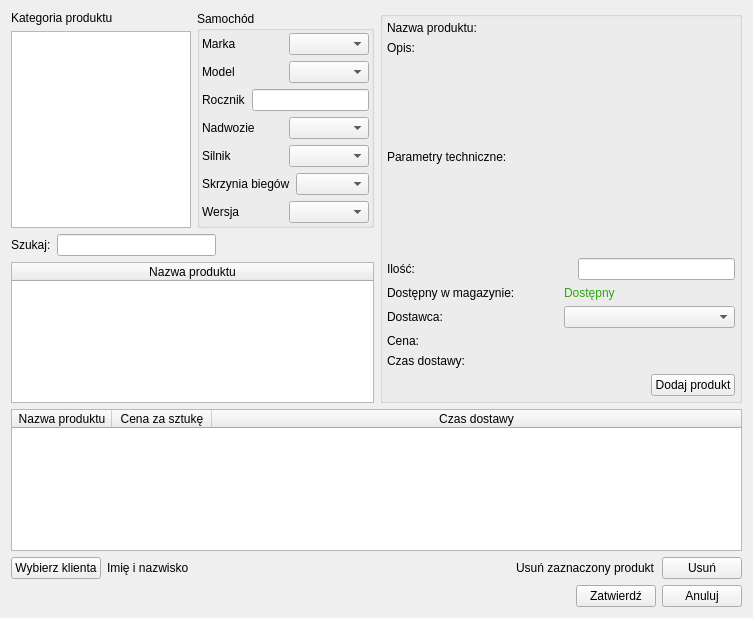
Before: the Qt Designer form sprzedawca_zamowienie.ui in igrek51/psbd_moto_sklep, drawn with Qt 5.
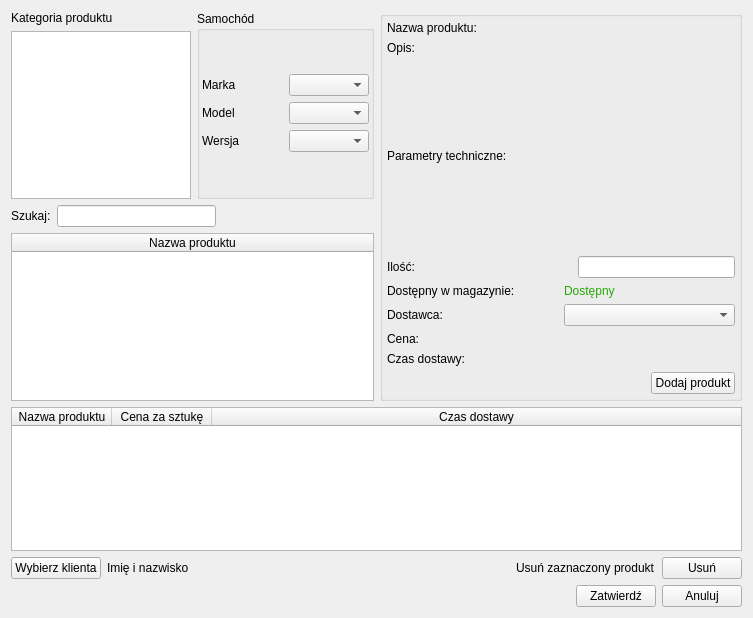
After: the same form once the commit is applied.

Patch:
```diff
--- a/sprzedawca_zamowienie.ui
+++ b/sprzedawca_zamowienie.ui
@@ -31,7 +31,7 @@
              </widget>
             </item>
             <item>
-             <widget class="QListWidget" name="listWidget">
+             <widget class="QListView" name="lv_kategorie">
               <property name="sizePolicy">
                <sizepolicy hsizetype="Fixed" vsizetype="Expanding">
                 <horstretch>0</horstretch>
@@ -105,62 +105,6 @@
                  </item>
                 </layout>
                </item>
-               <item>
-                <layout class="QHBoxLayout" name="horizontalLayout_11">
-                 <item>
-                  <widget class="QLabel" name="label_15">
-                   <property name="text">
-                    <string>Rocznik</string>
-                   </property>
-                  </widget>
-                 </item>
-                 <item>
-                  <widget class="QLineEdit" name="lineEdit_2"/>
-                 </item>
-                </layout>
-               </item>
-               <item>
-                <layout class="QHBoxLayout" name="horizontalLayout_12">
-                 <item>
-                  <widget class="QLabel" name="label_16">
-                   <property name="text">
-                    <string>Nadwozie</string>
-                   </property>
-                  </widget>
-                 </item>
-                 <item>
-                  <widget class="QComboBox" name="comboBox_9"/>
-                 </item>
-                </layout>
-               </item>
-               <item>
-                <layout class="QHBoxLayout" name="horizontalLayout_13">
-                 <item>
-                  <widget class="QLabel" name="label_18">
-                   <property name="text">
-                    <string>Silnik</string>
-                   </property>
-                  </widget>
-                 </item>
-                 <item>
-                  <widget class="QComboBox" name="comboBox_10"/>
-                 </item>
-                </layout>
-               </item>
-               <item>
-                <layout class="QHBoxLayout" name="horizontalLayout_14">
-                 <item>
-                  <widget class="QLabel" name="label_19">
-                   <property name="text">
-                    <string>Skrzynia biegów</string>
-                   </property>
-                  </widget>
-                 </item>
-                 <item>
-                  <widget class="QComboBox" name="comboBox_11"/>
-                 </item>
-                </layout>
-               </item>
                <item>
                 <layout class="QHBoxLayout" name="horizontalLayout_9">
                  <item>
```
Left out of the diff: 4 changed lines with no effect on the pictures.
